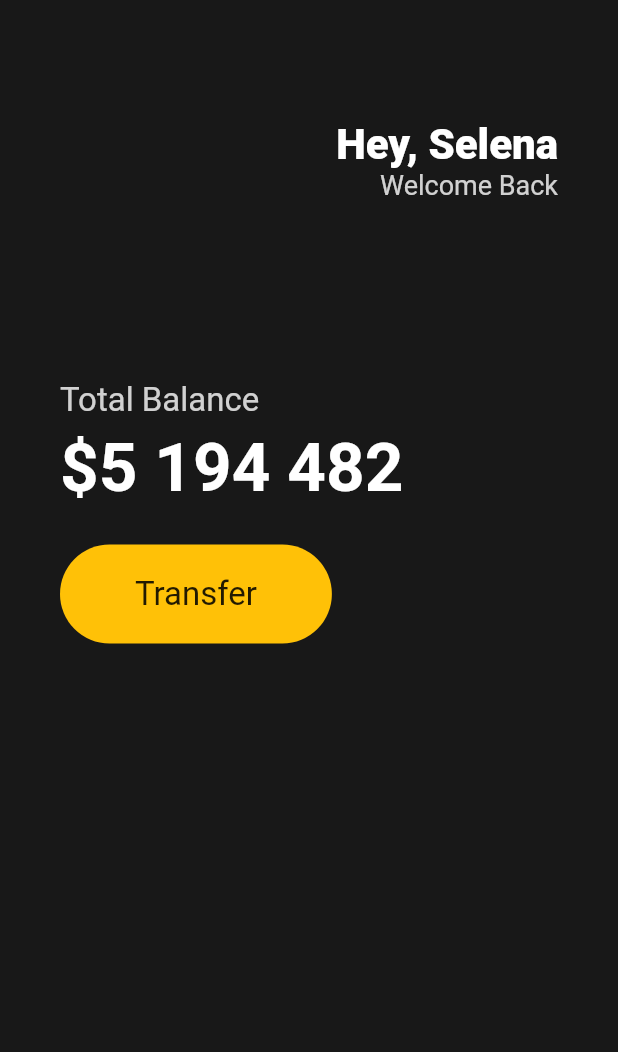
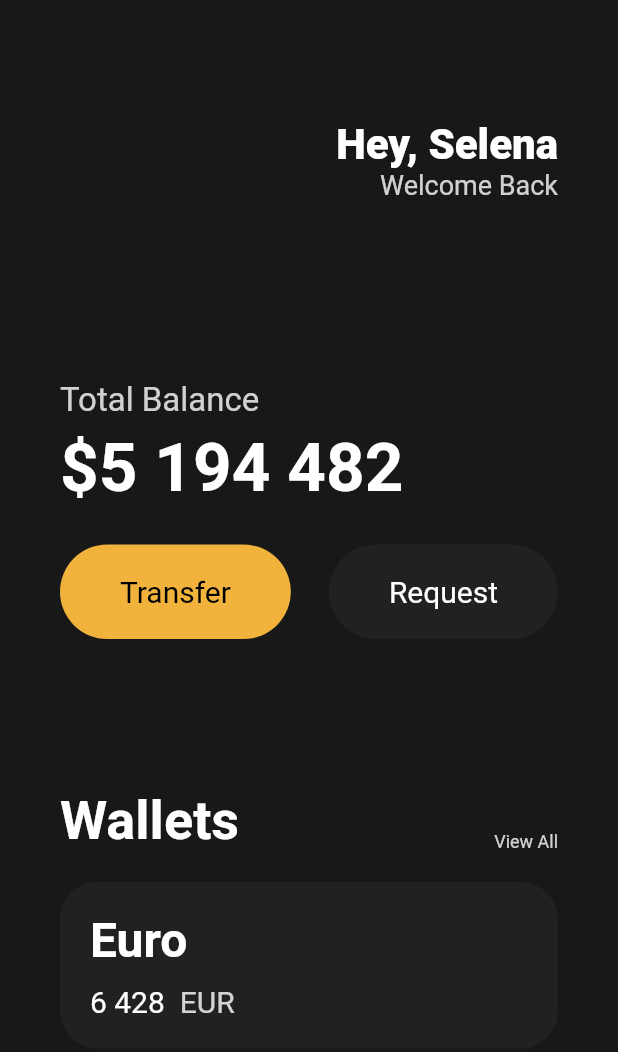
Before and after one commit to hunman89/toonflix, a Flutter app: the screen it shows after launch, on a phone screen of 412 x 824 dp. Shown: the top 1052 px of the screen. Run offline on Flutter 3.47's test engine with Material 2 defaults, Android fonts, the phone set to English and light mode, and no system bars.

Commit message:
[ui] button, card

```diff
--- a/lib/main.dart
+++ b/lib/main.dart
@@ -1,20 +1,24 @@
 import 'package:flutter/material.dart';
+import 'package:toonflix/widget/button.dart';
 
 void main() {
-  runApp(App());
+  runApp(const App());
 }
 
 class App extends StatelessWidget {
+  const App({super.key});
+
   @override
   Widget build(BuildContext context) {
     return MaterialApp(
       home: Scaffold(
-          backgroundColor: Color(0xFF181818),
+          backgroundColor: const Color(0xFF181818),
           body: Padding(
-            padding: EdgeInsets.symmetric(horizontal: 40),
-            child:
-                Column(crossAxisAlignment: CrossAxisAlignment.start, children: [
-              SizedBox(
+            padding: const EdgeInsets.symmetric(horizontal: 40),
+            child: Column(
+              crossAxisAlignment: CrossAxisAlignment.start,
+              children: [
+                const SizedBox(
                   height: 80,
                 ),
                 Row(
@@ -23,22 +27,24 @@ class App extends StatelessWidget {
                     Column(
                       crossAxisAlignment: CrossAxisAlignment.end,
                       children: [
-                      Text(
+                        const Text(
                           'Hey, Selena',
                           style: TextStyle(
                               color: Colors.white,
                               fontSize: 28,
                               fontWeight: FontWeight.w800),
                         ),
-                      Text('Welcome Back',
+                        Text(
+                          'Welcome Back',
                           style: TextStyle(
                               color: Colors.white.withOpacity(0.8),
-                              fontSize: 18)),
-                    ],
-                  )
+                              fontSize: 18),
+                        ),
                       ],
                     ),
-              SizedBox(
+                  ],
+                ),
+                const SizedBox(
                   height: 120,
                 ),
                 Text(
@@ -48,10 +54,10 @@ class App extends StatelessWidget {
                     color: Colors.white.withOpacity(0.8),
                   ),
                 ),
-              SizedBox(
+                const SizedBox(
                   height: 5,
                 ),
-              Text(
+                const Text(
                   '\$5 194 482',
                   style: TextStyle(
                     fontSize: 45,
@@ -59,30 +65,99 @@ class App extends StatelessWidget {
                     color: Colors.white,
                   ),
                 ),
-              SizedBox(
+                const SizedBox(
                   height: 25,
                 ),
                 Row(
+                  mainAxisAlignment: MainAxisAlignment.spaceBetween,
+                  children: const [
+                    Button(
+                      text: 'Transfer',
+                      bgColor: Color(0xFFF1B33B),
+                      textColor: Colors.black,
+                    ),
+                    Button(
+                      text: 'Request',
+                      bgColor: Color(0xFF1F2123),
+                      textColor: Colors.white,
+                    ),
+                  ],
+                ),
+                const SizedBox(
+                  height: 100,
+                ),
+                Row(
+                  crossAxisAlignment: CrossAxisAlignment.end,
+                  mainAxisAlignment: MainAxisAlignment.spaceBetween,
                   children: [
+                    const Text(
+                      'Wallets',
+                      style: TextStyle(
+                        color: Colors.white,
+                        fontSize: 36,
+                        fontWeight: FontWeight.w600,
+                      ),
+                    ),
+                    Text(
+                      'View All',
+                      style: TextStyle(
+                          color: Colors.white.withOpacity(0.8), fontSize: 12),
+                    ),
+                  ],
+                ),
+                const SizedBox(
+                  height: 20,
+                ),
                 Container(
                   decoration: BoxDecoration(
-                      color: Colors.amber,
-                      borderRadius: BorderRadius.circular(45),
+                      color: const Color(0xFF1F2123),
+                      borderRadius: BorderRadius.circular(25)),
+                  child: Padding(
+                    padding: const EdgeInsets.all(20),
+                    child: Row(
+                      children: [
+                        Column(
+                          crossAxisAlignment: CrossAxisAlignment.start,
+                          children: [
+                            const Text(
+                              'Euro',
+                              style: TextStyle(
+                                  color: Colors.white,
+                                  fontSize: 32,
+                                  fontWeight: FontWeight.w600),
                             ),
-                    child: Padding(
-                      padding: const EdgeInsets.symmetric(
-                        vertical: 20,
-                        horizontal: 50,
+                            const SizedBox(
+                              height: 10,
                             ),
-                      child: Text(
-                        'Transfer',
-                        style: TextStyle(fontSize: 22),
+                            Row(
+                              children: [
+                                const Text(
+                                  '6 428',
+                                  style: TextStyle(
+                                    color: Colors.white,
+                                    fontSize: 20,
                                   ),
                                 ),
+                                const SizedBox(
+                                  width: 10,
                                 ),
+                                Text(
+                                  'EUR',
+                                  style: TextStyle(
+                                    color: Colors.white.withOpacity(0.8),
+                                    fontSize: 20,
+                                  ),
+                                )
                               ],
                             )
-            ]),
+                          ],
+                        )
+                      ],
+                    ),
+                  ),
+                )
+              ],
+            ),
           )),
     );
   }
--- /dev/null
+++ b/lib/widget/button.dart
@@ -0,0 +1,37 @@
+import 'package:flutter/material.dart';
+
+class Button extends StatelessWidget {
+  final String text;
+  final Color bgColor;
+  final Color textColor;
+
+  const Button({
+    super.key,
+    required this.text,
+    required this.bgColor,
+    required this.textColor,
+  });
+
+  @override
+  Widget build(BuildContext context) {
+    return Container(
+      decoration: BoxDecoration(
+        color: bgColor,
+        borderRadius: BorderRadius.circular(45),
+      ),
+      child: Padding(
+        padding: const EdgeInsets.symmetric(
+          vertical: 20,
+          horizontal: 40,
+        ),
+        child: Text(
+          text,
+          style: TextStyle(
+            color: textColor,
+            fontSize: 20,
+          ),
+        ),
+      ),
+    );
+  }
+}
```
Lines whose indentation alone changed are shown as unchanged.
